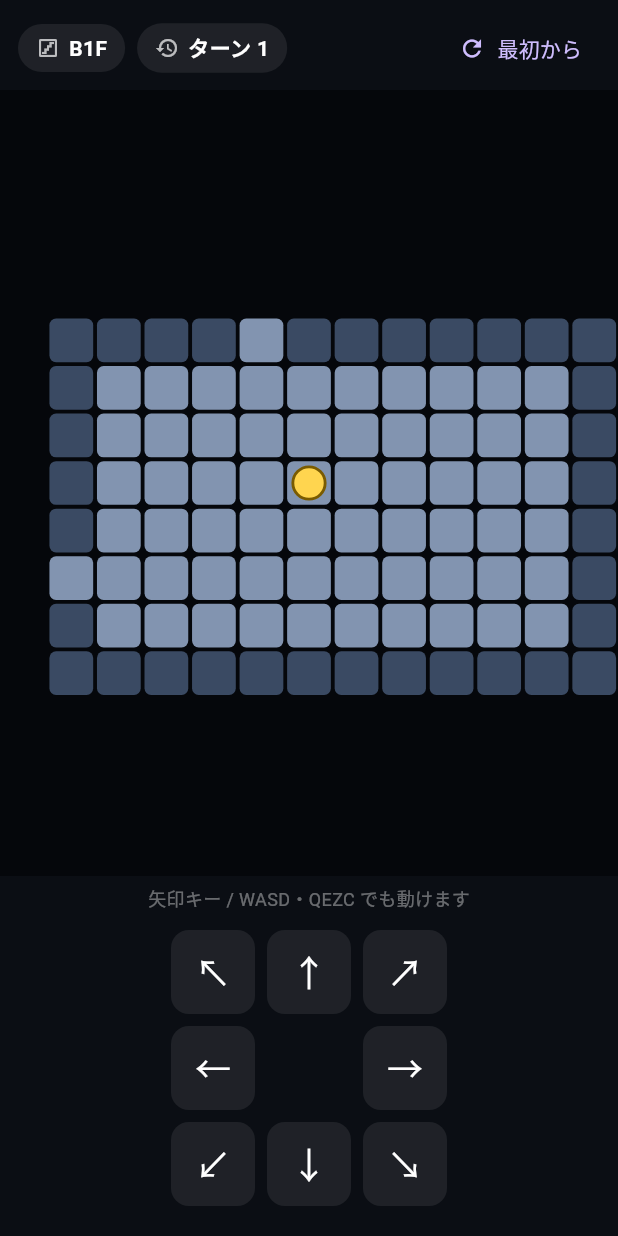
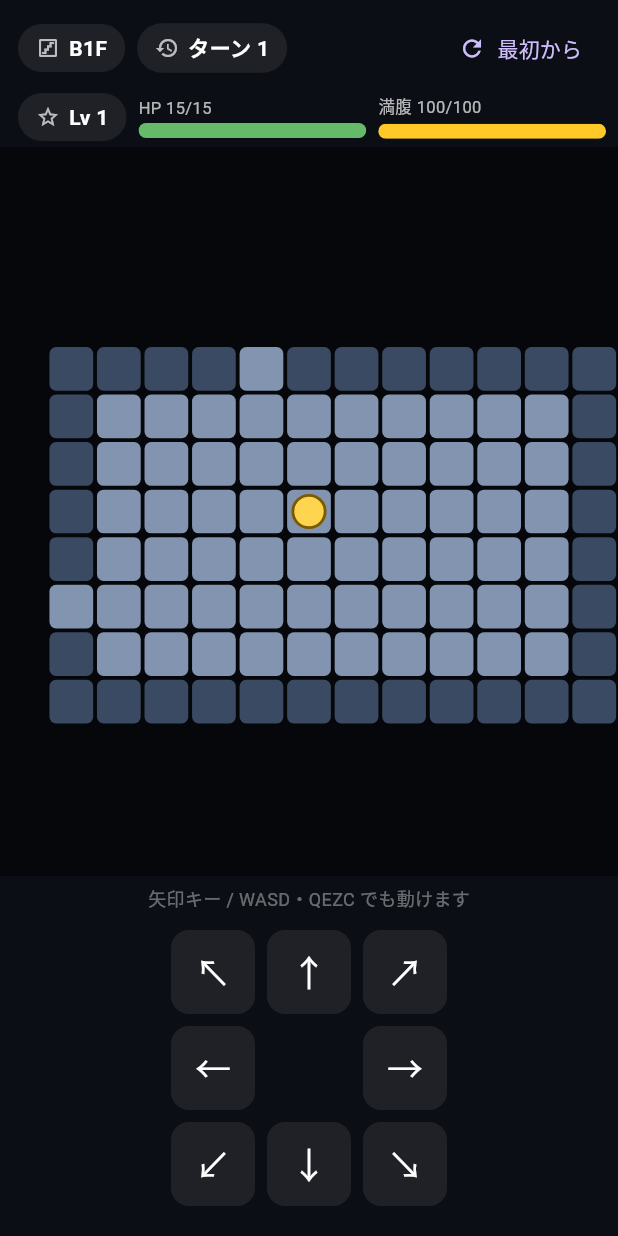
Before and after one commit to chocosimu/game, a Flutter app: the screen it shows after launch, after a tap on an icon or button, on a phone screen of 412 x 824 dp. Run offline on Flutter 3.47's test engine with Material 3 defaults, Android fonts, the phone set to English and light mode, and no system bars.

Commit message:
第二段階：ステータス土台＋スライム配置を実装
戦闘の土台の前半。敵の移動・戦闘は次の段階に分ける。
- Player を新設（Lv1/HP15/満腹度100/ちから8 ＝データ正本の値）
- HUD に Lv・HPバー・満腹度バーを表示
- 満腹度が10歩で1減り、0になると毎ターンHP-1
- Monster/MonsterKind（スライム）を新設し、フロアに2〜4匹配置・表示
- 敵のいるマスには進めない（戦闘は次段階の入口）
- テスト追加（player/monster/HUD）。flutter analyze・test とも green

https://claude.ai/code/session_01UseLp5j8AzkYjveSPM1nfV

```diff
--- a/lib/game_screen.dart
+++ b/lib/game_screen.dart
@@ -4,6 +4,8 @@ import 'package:flutter/material.dart';
 import 'package:flutter/services.dart';
 
 import 'dungeon.dart';
+import 'monster.dart';
+import 'player.dart';
 
 /// ゲーム画面。地図とキャラの描画・入力・ターン管理をまとめて受け持つ。
 class GameScreen extends StatefulWidget {
@@ -21,6 +23,8 @@ class _GameScreenState extends State<GameScreen> {
   static const int _mapHeight = 25;
 
   late Dungeon _dungeon;
+  late Player _player;
+  final List<Monster> _monsters = <Monster>[];
   late int _playerX;
   late int _playerY;
   int _floor = 1;
@@ -36,6 +40,7 @@ class _GameScreenState extends State<GameScreen> {
   @override
   void initState() {
     super.initState();
+    _player = Player();
     _generateFloor();
   }
 
@@ -58,13 +63,49 @@ class _GameScreenState extends State<GameScreen> {
         List.generate(_mapHeight, (_) => List<bool>.filled(_mapWidth, false));
     _visible =
         List.generate(_mapHeight, (_) => List<bool>.filled(_mapWidth, false));
+    _spawnMonsters(random);
     _updateVisibility();
+  }
+
+  /// このフロアにモンスターを配置する（今はスライムだけ）。
+  /// スタート部屋には置かず、ほかの部屋に2〜4匹ばらまく。
+  void _spawnMonsters(Random random) {
+    _monsters.clear();
+    final startRoomIndex = _dungeon.roomAt(_playerX, _playerY);
+
+    // スタート部屋以外の部屋を候補にする。
+    final candidateRooms = <int>[];
+    for (var i = 0; i < _dungeon.rooms.length; i++) {
+      if (i != startRoomIndex) candidateRooms.add(i);
+    }
+    candidateRooms.shuffle(random);
+
+    // 2〜4匹（候補の部屋数が少なければその数まで）。
+    final count = min(2 + random.nextInt(3), candidateRooms.length);
+    for (var i = 0; i < count; i++) {
+      final room = _dungeon.rooms[candidateRooms[i]];
+      final x = room.left + random.nextInt(room.width);
+      final y = room.top + random.nextInt(room.height);
+      // プレイヤーや別の敵と重なる位置は避ける。
+      if (x == _playerX && y == _playerY) continue;
+      if (_monsterAt(x, y) != null) continue;
+      _monsters.add(Monster(kind: MonsterKind.slime, x: x, y: y));
+    }
+  }
+
+  /// その座標に生きている敵がいれば返す（いなければ null）。
+  Monster? _monsterAt(int x, int y) {
+    for (final m in _monsters) {
+      if (m.isAlive && m.x == x && m.y == y) return m;
+    }
+    return null;
   }
 
   void _restart() {
     setState(() {
       _floor = 1;
       _turns = 0;
+      _player = Player();
       _generateFloor();
     });
   }
@@ -114,10 +155,15 @@ class _GameScreenState extends State<GameScreen> {
       }
     }
 
+    // 移動先に敵がいたら、今はぶつかって進めないだけ。
+    // （ぶつかって戦う「戦闘」は次の段階で作る。）
+    if (_monsterAt(nx, ny) != null) return;
+
     setState(() {
       _playerX = nx;
       _playerY = ny;
       _turns++;
+      _player.onStep(); // 1歩あるくと満腹度が減る（0ならHPが減る）
       _updateVisibility();
       // 下り階段に乗ったら、次のフロアへ（地形が作り直される）。
       if (_dungeon.tiles[_playerY][_playerX] == TileType.stairsDown) {
@@ -171,6 +217,7 @@ class _GameScreenState extends State<GameScreen> {
                       playerY: _playerY,
                       discovered: _discovered,
                       visible: _visible,
+                      monsters: _monsters,
                     ),
                     child: const SizedBox.expand(),
                   ),
@@ -187,7 +234,9 @@ class _GameScreenState extends State<GameScreen> {
   Widget _buildHud() {
     return Padding(
       padding: const EdgeInsets.fromLTRB(12, 8, 8, 4),
-      child: Row(
+      child: Column(
+        children: [
+          Row(
             children: [
               _hudChip('B${_floor}F', Icons.stairs_outlined),
               const SizedBox(width: 8),
@@ -200,6 +249,63 @@ class _GameScreenState extends State<GameScreen> {
               ),
             ],
           ),
+          const SizedBox(height: 6),
+          Row(
+            children: [
+              _hudChip('Lv ${_player.level}', Icons.star_outline),
+              const SizedBox(width: 8),
+              Expanded(
+                child: _statBar(
+                  'HP',
+                  _player.hp,
+                  _player.maxHp,
+                  _player.hpRatio,
+                  const Color(0xFF66BB6A),
+                ),
+              ),
+              const SizedBox(width: 8),
+              Expanded(
+                child: _statBar(
+                  '満腹',
+                  _player.fullness,
+                  _player.maxFullness,
+                  _player.fullnessRatio,
+                  const Color(0xFFFFCA28),
+                ),
+              ),
+            ],
+          ),
+        ],
+      ),
+    );
+  }
+
+  /// HP・満腹度などの「数値つき横バー」。
+  Widget _statBar(String label, int value, int max, double ratio, Color color) {
+    return Column(
+      crossAxisAlignment: CrossAxisAlignment.start,
+      children: [
+        Text(
+          '$label $value/$max',
+          style: const TextStyle(color: Colors.white70, fontSize: 11),
+        ),
+        const SizedBox(height: 2),
+        ClipRRect(
+          borderRadius: BorderRadius.circular(6),
+          child: Stack(
+            children: [
+              Container(
+                height: 10,
+                color: Colors.white.withValues(alpha: 0.12),
+              ),
+              FractionallySizedBox(
+                widthFactor: ratio,
+                child: Container(height: 10, color: color),
+              ),
+            ],
+          ),
+        ),
+      ],
     );
   }
 
@@ -291,6 +397,7 @@ class _DungeonPainter extends CustomPainter {
     required this.playerY,
     required this.discovered,
     required this.visible,
+    required this.monsters,
   });
 
   final Dungeon dungeon;
@@ -298,6 +405,7 @@ class _DungeonPainter extends CustomPainter {
   final int playerY;
   final List<List<bool>> discovered;
   final List<List<bool>> visible;
+  final List<Monster> monsters;
 
   @override
   void paint(Canvas canvas, Size size) {
@@ -334,6 +442,29 @@ class _DungeonPainter extends CustomPainter {
         );
         _paintTile(canvas, rect, dungeon.tiles[y][x], visible[y][x], tile);
       }
+    }
+
+    // モンスター（いま見えているマスにいる敵だけ描く）。
+    for (final m in monsters) {
+      if (!m.isAlive) continue;
+      if (m.x < 0 || m.y < 0 || m.x >= dungeon.width || m.y >= dungeon.height) {
+        continue;
+      }
+      if (!visible[m.y][m.x]) continue;
+      final mc = Offset(
+        m.x * tile - camX + tile / 2,
+        m.y * tile - camY + tile / 2,
+      );
+      canvas
+        ..drawCircle(mc, tile * 0.32, Paint()..color = Color(m.kind.color))
+        ..drawCircle(
+          mc,
+          tile * 0.32,
+          Paint()
+            ..style = PaintingStyle.stroke
+            ..strokeWidth = tile * 0.06
+            ..color = const Color(0xFF134A6B),
+        );
     }
 
     // プレイヤー（画面中央）。
--- /dev/null
+++ b/lib/monster.dart
@@ -0,0 +1,46 @@
+/// モンスターの「種類（設計図）」。
+///
+/// トルネコには約186種いるが、今はまだ「スライム」1種だけ。
+/// 名前と基本ステータス（その敵に最初に出会うフロアでの値）を持つ。
+/// 攻撃力・防御力・経験値は“箱に入れておくだけ”で、実際に使うのは戦闘の段階。
+class MonsterKind {
+  const MonsterKind({
+    required this.name,
+    required this.maxHp,
+    required this.attack,
+    required this.defense,
+    required this.exp,
+    required this.color,
+  });
+
+  final String name; // 名前
+  final int maxHp; // 最大HP
+  final int attack; // 攻撃力（戦闘の段階で使う）
+  final int defense; // 防御力
+  final int exp; // 倒したときにもらえる経験値
+  final int color; // 画面で描くときの色（0xAARRGGBB 形式）
+
+  /// スライム（1〜3F で出会う値・データ正本より）。
+  static const MonsterKind slime = MonsterKind(
+    name: 'スライム',
+    maxHp: 5,
+    attack: 3,
+    defense: 0,
+    exp: 2,
+    color: 0xFF4FC3F7, // 水色
+  );
+}
+
+/// 実際にフロアにいる1匹のモンスター。
+/// 「種類（設計図）」＋「今いる座標」＋「今のHP」を持つ。
+class Monster {
+  Monster({required this.kind, required this.x, required this.y})
+      : hp = kind.maxHp;
+
+  final MonsterKind kind;
+  int x;
+  int y;
+  int hp;
+
+  bool get isAlive => hp > 0;
+}
--- /dev/null
+++ b/lib/player.dart
@@ -0,0 +1,56 @@
+/// プレイヤー（トルネコ）の状態をまとめて持つ「箱」。
+///
+/// 第1段階まではプレイヤーは画面上の「座標だけ」だったが、
+/// ここに“生きるための数字”（HP・満腹度・レベルなど）を持たせる。
+/// 初期値は docs/torneko3_reference.md（データ正本）に合わせている。
+class Player {
+  Player({
+    this.level = 1,
+    this.exp = 0,
+    this.maxHp = 15, // Lv1 の最大HP（実測で確定）
+    int? hp,
+    this.maxFullness = 100, // 満腹度の初期最大（%）
+    int? fullness,
+    this.strength = 8, // 初期ちから（資料で確定）
+  })  : hp = hp ?? maxHp,
+        fullness = fullness ?? maxFullness;
+
+  int level; // レベル
+  int exp; // 累積の経験値
+  int maxHp; // 最大HP
+  int hp; // 今のHP
+  int maxFullness; // 満腹度の最大
+  int fullness; // 今の満腹度
+  int strength; // ちから
+
+  // 満腹度が1減るまでの歩数を内部で数える（10歩ごとに1%減る）。
+  int _stepCounter = 0;
+  static const int stepsPerFullness = 10;
+
+  /// 生きているか（HPが1以上）。
+  bool get isAlive => hp > 0;
+
+  /// HPの割合（0.0〜1.0）。HUDのバー表示に使う。
+  double get hpRatio => maxHp == 0 ? 0 : (hp / maxHp).clamp(0.0, 1.0);
+
+  /// 満腹度の割合（0.0〜1.0）。
+  double get fullnessRatio =>
+      maxFullness == 0 ? 0 : (fullness / maxFullness).clamp(0.0, 1.0);
+
+  /// 1ターン（1歩）進んだときの満腹度・HP処理。
+  ///
+  /// ・満腹度があるとき … 10歩ごとに満腹度を1減らす。
+  /// ・満腹度が0のとき … 代わりに毎ターンHPが1減る（空腹のダメージ）。
+  /// ※倒れた（HP0）ときの演出は、戦闘の段階でまとめて作る。
+  void onStep() {
+    if (fullness > 0) {
+      _stepCounter++;
+      if (_stepCounter >= stepsPerFullness) {
+        _stepCounter = 0;
+        fullness--;
+      }
+    } else if (hp > 0) {
+      hp--;
+    }
+  }
+}
```
Also changed, not shown: 4 other files. Lines whose indentation alone changed are shown as unchanged.
